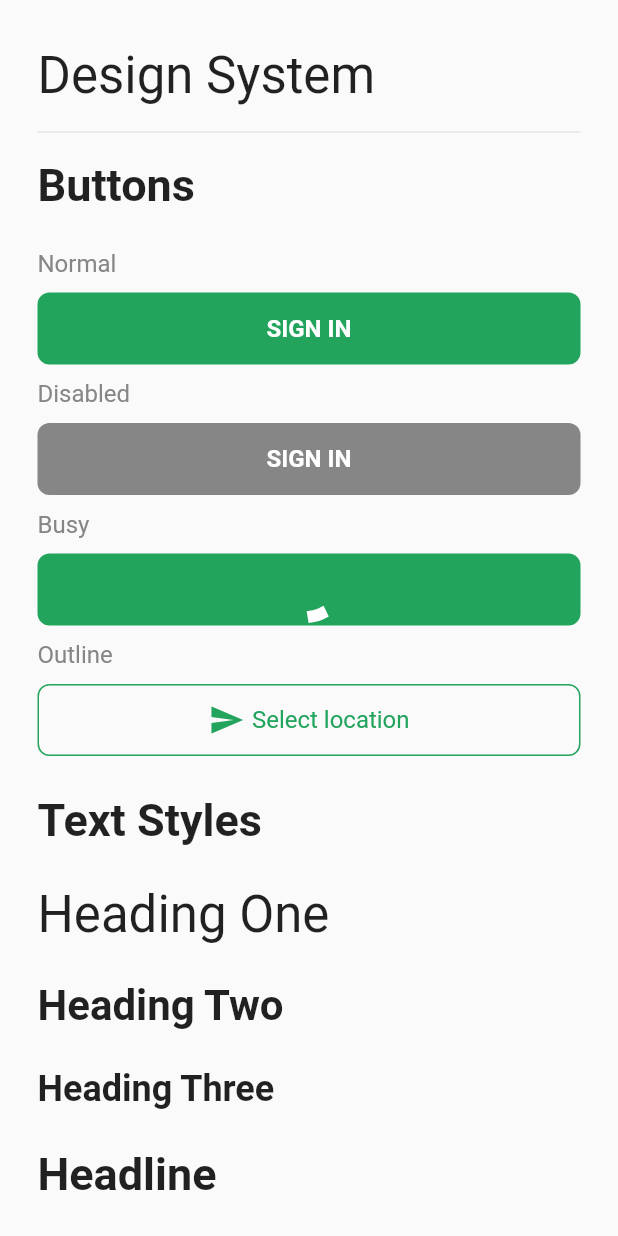
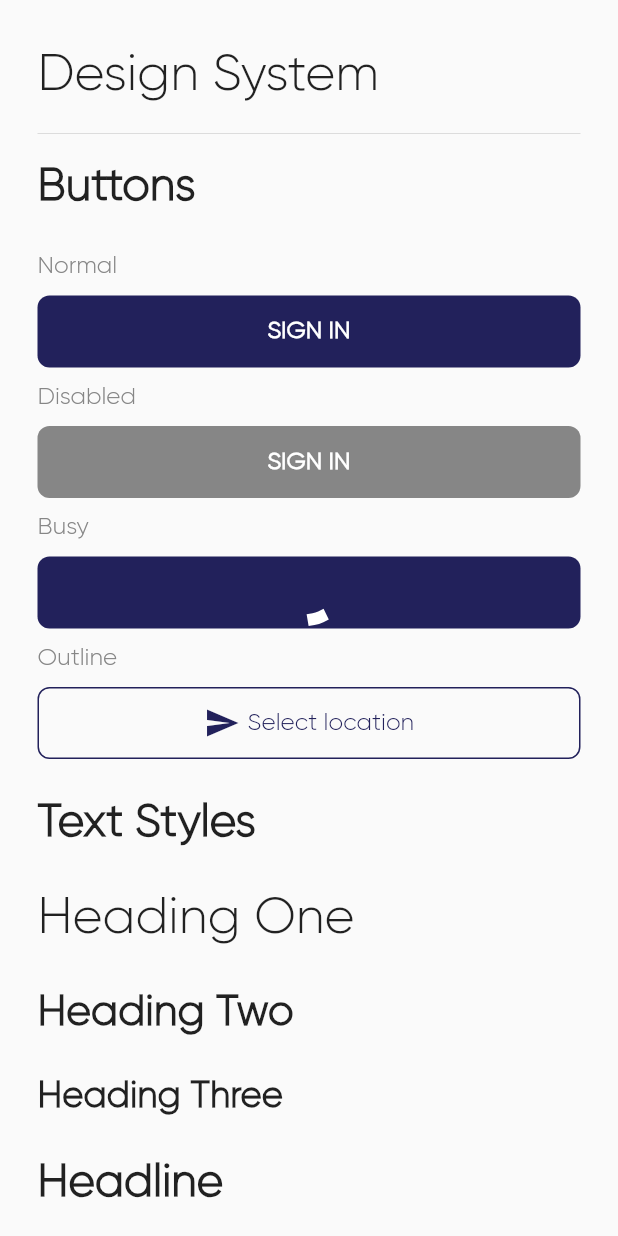
Before and after one commit to bannarisoftwares/Box_UI, a Flutter app: the screen it shows after launch, on a phone screen of 412 x 824 dp. Run offline on Flutter 3.47's test engine with Material 2 defaults, Android fonts, the phone set to English and light mode, and no system bars; our stand-ins replace flutter_svg.

Commit message:
Applied font familiy

```diff
--- a/example/lib/main.dart
+++ b/example/lib/main.dart
@@ -14,6 +14,11 @@ class MyApp extends StatelessWidget {
     return MaterialApp(
       title: 'Flutter Demo',
       theme: ThemeData(
+        fontFamily: 'Gilroy',
+        appBarTheme: const AppBarTheme(color: Color(0xFF13B9FF)),
+        colorScheme: ColorScheme.fromSwatch(
+          accentColor: const Color(0xFF13B9FF),
+        ),
         primaryColor: kcPrimaryColor,
       ),
       home: ExampleView(),
--- a/lib/src/shared/app_colors.dart
+++ b/lib/src/shared/app_colors.dart
@@ -1,6 +1,6 @@
 import 'package:flutter/material.dart';
 
-const Color kcPrimaryColor = Color(0xff22A45D);
+const Color kcPrimaryColor = Color(0xff22215B);
 const Color kcMediumGreyColor = Color(0xff868686);
 const Color kcLightGreyColor = Color(0xffe5e5e5);
 const Color kcVeryLightGreyColor = Color(0xfff2f2f2);
--- a/lib/src/widgets/box_search.dart
+++ b/lib/src/widgets/box_search.dart
@@ -7,21 +7,8 @@ class BoxSearch extends StatelessWidget {
 
   @override
   Widget build(BuildContext context) {
-    // return Container(
-    //     child: TextField(
-    //   decoration: InputDecoration(
-    //       hintText: "Search group",
-    //       hintStyle: TextStyle(fontWeight: FontWeight.w600),
-    //       border: InputBorder.none,
-    //       icon: SvgPicture.asset(
-    //         "lib/assets/icons/search.svg",
-    //         package: "box_ui",
-    //       )),
-    //   onTap: () {},
-    // ));
-
     return Container(
-        margin: EdgeInsets.symmetric(vertical: 30),
+        // margin: EdgeInsets.symmetric(vertical: 30),
         padding: EdgeInsets.symmetric(vertical: 5, horizontal: 15),
         decoration: BoxDecoration(
             color: Colors.white,
```
Also changed, not shown: example/pubspec.yaml (+13 -1 lines), example/assets/fonts/Gilroy-Bold.ttf (added), example/assets/fonts/Gilroy-Light.ttf (added), example/assets/fonts/Gilroy-Medium.ttf (added), example/assets/fonts/Gilroy-Regular.ttf (added), example/assets/fonts/Gilroy-SemiBold.ttf (added), example/assets/fonts/icons/SearchIcon.ttf (added).
